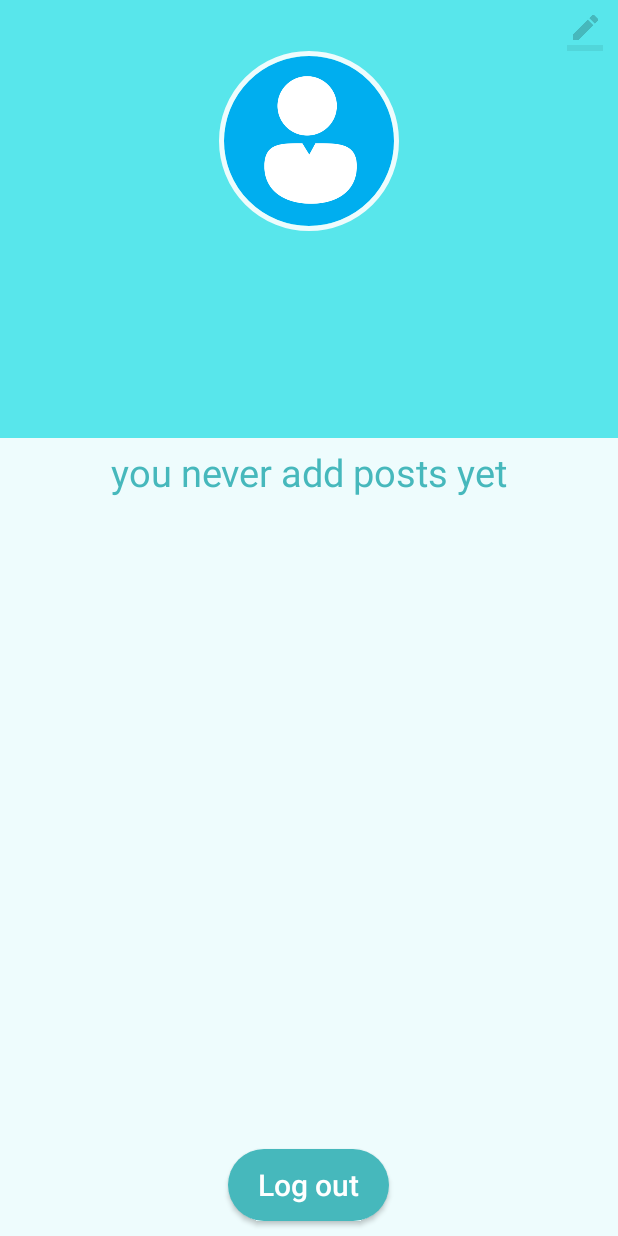
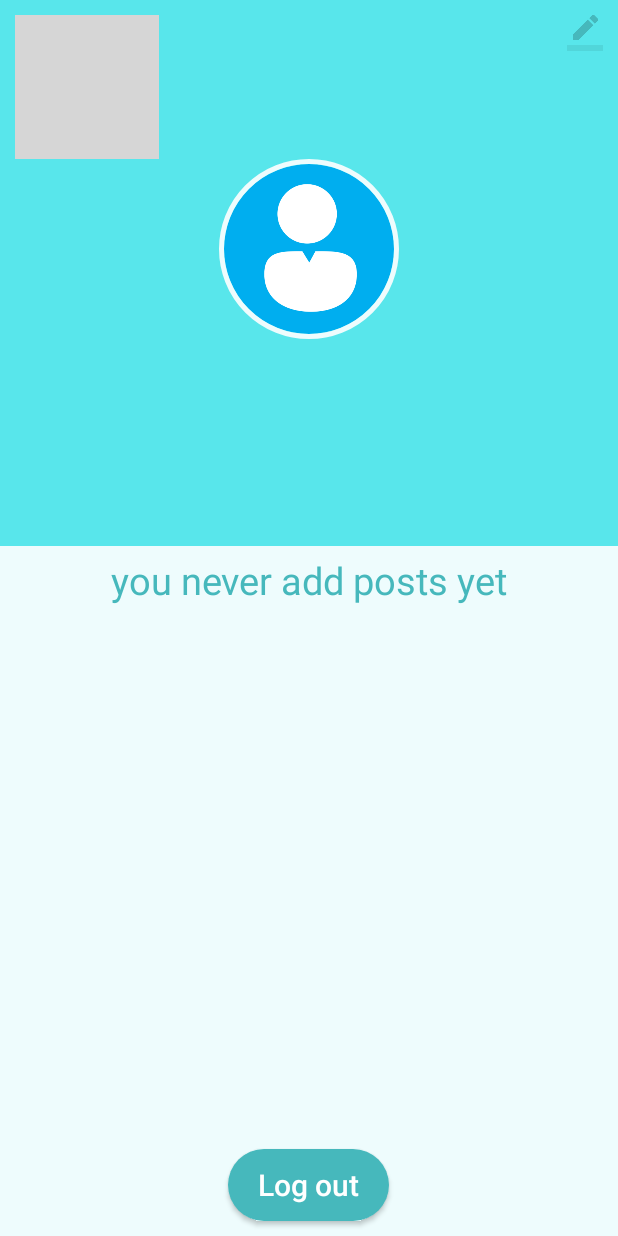
Before and after one commit to SaraSamySaad/SolveHunter, an Android app: the ProfileActivity screen opened directly, with no data from a screen before it, on a phone screen of 412 x 824 dp. Run offline under Robolectric (Android 15) with nearby library versions, the phone set to English and light mode, and no system bars; our stand-ins replace CircleImageView, Firebase (no records; nobody signed in at launch, a user with empty details on screens opened directly); grey boxes are pictures that could not be loaded.

Commit message:
final commit

```diff
--- a/app/src/main/java/com/solvehunter/solution/hamza/solvehunter/ProfileActivity.java
+++ b/app/src/main/java/com/solvehunter/solution/hamza/solvehunter/ProfileActivity.java
@@ -46,6 +46,7 @@ public class ProfileActivity extends AppCompatActivity {
     SharedPreferences pref;
     SharedPreferences.Editor editor;
     TextView noPosts;
+    ImageView  back;
     ImageView editProfile;
 
     @Override
@@ -63,6 +64,7 @@ public class ProfileActivity extends AppCompatActivity {
         userPostsList = new ArrayList<>();
         mAuth = FirebaseAuth.getInstance();
         logOut=findViewById(R.id.log_out);
+        back=findViewById(R.id.back);
         editProfile=findViewById(R.id.edit_profile);
         pref = getApplicationContext().getSharedPreferences("myPref", MODE_PRIVATE);
     }
@@ -94,6 +96,12 @@ public class ProfileActivity extends AppCompatActivity {
             }
         });
 
+        back.setOnClickListener(new View.OnClickListener() {
+            @Override
+            public void onClick(View v) {
+                finish();
+            }
+        });
         myRef.child("acceptedPosts").orderByChild("uploadedById").equalTo(mAuth.getCurrentUser().getUid())
                 .addListenerForSingleValueEvent(new ValueEventListener() {
                     @Override
--- a/app/src/main/java/com/solvehunter/solution/hamza/solvehunter/userHomePostsAdapter.java
+++ b/app/src/main/java/com/solvehunter/solution/hamza/solvehunter/userHomePostsAdapter.java
@@ -59,7 +59,7 @@ public class userHomePostsAdapter extends RecyclerView.Adapter<userHomePostsAdap
     @Override
     public void onBindViewHolder(@NonNull final userHomeViewHolder holder, int position) {
         mAuth = FirebaseAuth.getInstance();
-        final UserHomePosts userHomePosts = userHomePostsList.get(position);
+        final UserHomePosts userHomePosts = userHomePostsList.get(userHomePostsList.size()-1- position);
         holder.body.setText(userHomePosts.getBody());
         holder.likes.setText(String.valueOf(userHomePosts.getLikes()));
         holder.comments.setText("comments (" + userHomePosts.getComments() + ")");
--- a/app/src/main/res/layout/activity_profile.xml
+++ b/app/src/main/res/layout/activity_profile.xml
@@ -15,12 +15,23 @@
         android:gravity="center"
         android:background="@color/colorPrimary"
         android:padding="10dp">
-        <ImageView
-            android:id="@+id/edit_profile"
-            android:layout_width="wrap_content"
-            android:layout_height="wrap_content"
-            android:src="@drawable/ic_border_color_black_24dp"
-            android:layout_gravity="end" />
+        <RelativeLayout
+            android:layout_width="match_parent"
+            android:layout_height="wrap_content">
+            <ImageView
+                android:id="@+id/edit_profile"
+                android:layout_width="wrap_content"
+                android:layout_height="wrap_content"
+                android:src="@drawable/ic_border_color_black_24dp"
+                android:layout_alignParentEnd="true" />
+            <ImageView
+                android:id="@+id/back"
+                android:layout_width="wrap_content"
+                android:layout_height="wrap_content"
+                android:src="@drawable/ic_arrow_back_black_24dp"
+                android:layout_alignParentStart="true"/>
+        </RelativeLayout>
+
         <de.hdodenhof.circleimageview.CircleImageView
             xmlns:app="http://schemas.android.com/apk/res-auto"
             android:id="@+id/user_image"
```
Also changed, not shown: app/src/main/java/com/solvehunter/solution/hamza/solvehunter/ChatActivity.java (+29 -0 lines), app/src/main/java/com/solvehunter/solution/hamza/solvehunter/ChatListAdapter.java (+10 -4 lines), app/src/main/java/com/solvehunter/solution/hamza/solvehunter/EditeProfileActivity.java (+13 -0 lines), app/src/main/java/com/solvehunter/solution/hamza/solvehunter/RequestChatActivity.java (+14 -0 lines), app/src/main/res/layout/activity_chat.xml (+10 -0 lines).
